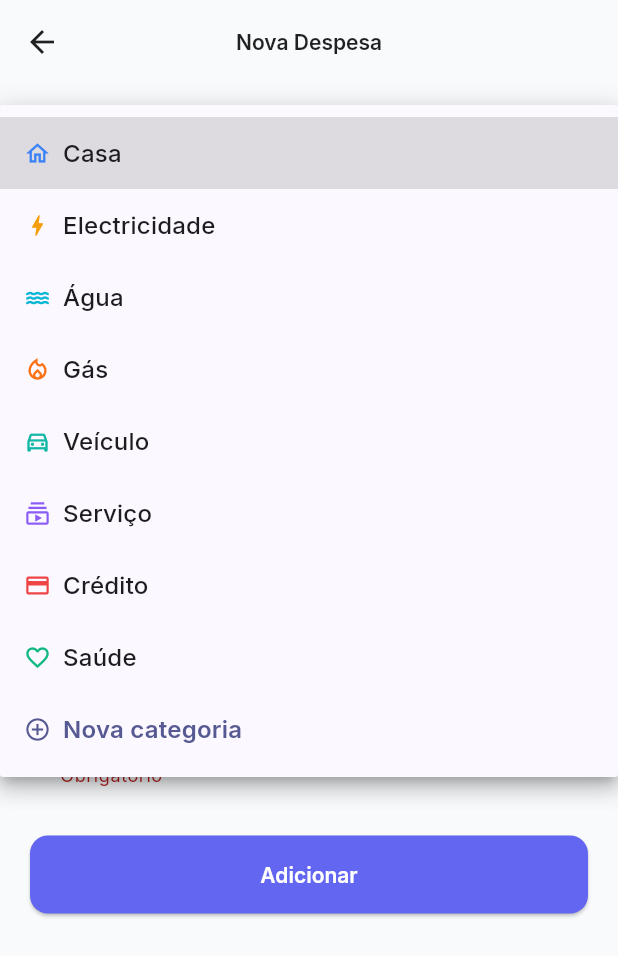
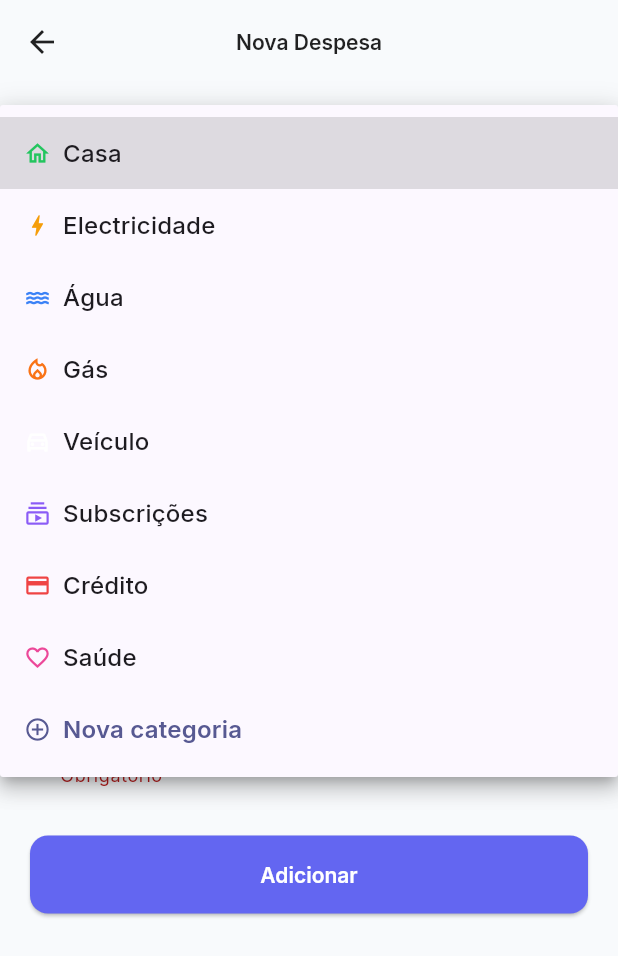
Before and after one commit to pocketpitapps-ops/bill_pit, a Flutter app: the ExpenseFormPage screen opened directly, after a tap on "Adicionar", after a tap on "Casa", on a phone screen of 412 x 824 dp. Shown: the top 956 px of the screen. Run offline on Flutter 3.47's test engine with Material 3 defaults, Android fonts, the phone set to English and light mode, and no system bars; our stand-ins replace audioplayers, fl_chart, flutter_local_notifications, google_fonts, isar_community, shared_preferences; missing offline and left inert: workmanager; accounts and stored records are empty; generated files the repository leaves out were written again.

Commit message:
feat: new category colors, rename Serviço→Subscrições, amountConfirmed checkbox
- Category colors: Casa-verde, Elec-amarelo, Água-azul, Gás-laranja,
  Veic-branco, Subscrições-roxo, Créd-vermelho, Saúde-rosa
- Rename 'Serviço' to 'Subscrições' in all files
- Add amountConfirmed field to Expense model (Isar schema updated)
- Expense form: 'Valor atualizado' checkbox (unchecked by default)
  only shows when editing a variable expense
- Expenses page: yellow edit_note marker only shows if amountConfirmed=false

```diff
--- a/lib/core/constants/categories.dart
+++ b/lib/core/constants/categories.dart
@@ -21,14 +21,14 @@ class CategoryData {
 }
 
 const Map<ExpenseCategory, CategoryData> categories = {
-  ExpenseCategory.housing: CategoryData('Casa', Icons.home_outlined, Color(0xFF3B82F6)),
+  ExpenseCategory.housing: CategoryData('Casa', Icons.home_outlined, Color(0xFF22C55E)),
   ExpenseCategory.electricity: CategoryData('Electricidade', Icons.bolt_outlined, Color(0xFFF59E0B)),
-  ExpenseCategory.water: CategoryData('Água', Icons.water_outlined, Color(0xFF06B6D4)),
+  ExpenseCategory.water: CategoryData('Água', Icons.water_outlined, Color(0xFF3B82F6)),
   ExpenseCategory.gas: CategoryData('Gás', Icons.local_fire_department_outlined, Color(0xFFF97316)),
-  ExpenseCategory.vehicle: CategoryData('Veículo', Icons.directions_car_outlined, Color(0xFF14B8A6)),
-  ExpenseCategory.services: CategoryData('Serviço', Icons.subscriptions_outlined, Color(0xFF8B5CF6)),
+  ExpenseCategory.vehicle: CategoryData('Veículo', Icons.directions_car_outlined, Color(0xFFFFFFFF)),
+  ExpenseCategory.services: CategoryData('Subscrições', Icons.subscriptions_outlined, Color(0xFF8B5CF6)),
   ExpenseCategory.credit: CategoryData('Crédito', Icons.credit_card_outlined, Color(0xFFEF4444)),
-  ExpenseCategory.health: CategoryData('Saúde', Icons.favorite_outline, Color(0xFF10B981)),
+  ExpenseCategory.health: CategoryData('Saúde', Icons.favorite_outline, Color(0xFFEC4899)),
 };
 
 const Map<ExpenseType, String> expenseTypeLabels = {
--- a/lib/core/services/category_service.dart
+++ b/lib/core/services/category_service.dart
@@ -130,13 +130,13 @@ class CategoryService extends ChangeNotifier {
   }
 
   static List<AppCategory> _defaults() => const [
-        AppCategory(name: 'Casa', iconCodePoint: 0xf107, colorValue: 0xFF3B82F6, isDefault: true),
+        AppCategory(name: 'Casa', iconCodePoint: 0xf107, colorValue: 0xFF22C55E, isDefault: true),
         AppCategory(name: 'Electricidade', iconCodePoint: 0xeedd, colorValue: 0xFFF59E0B, isDefault: true),
-        AppCategory(name: 'Água', iconCodePoint: 0xf4b4, colorValue: 0xFF06B6D4, isDefault: true),
+        AppCategory(name: 'Água', iconCodePoint: 0xf4b4, colorValue: 0xFF3B82F6, isDefault: true),
         AppCategory(name: 'Gás', iconCodePoint: 0xf17a, colorValue: 0xFFF97316, isDefault: true),
-        AppCategory(name: 'Veículo', iconCodePoint: 0xefc6, colorValue: 0xFF14B8A6, isDefault: true),
-        AppCategory(name: 'Serviço', iconCodePoint: 0xf3fb, colorValue: 0xFF8B5CF6, isDefault: true),
+        AppCategory(name: 'Veículo', iconCodePoint: 0xefc6, colorValue: 0xFFFFFFFF, isDefault: true),
+        AppCategory(name: 'Subscrições', iconCodePoint: 0xf3fb, colorValue: 0xFF8B5CF6, isDefault: true),
         AppCategory(name: 'Crédito', iconCodePoint: 0xef8f, colorValue: 0xFFEF4444, isDefault: true),
-        AppCategory(name: 'Saúde', iconCodePoint: 0xe25c, colorValue: 0xFF10B981, isDefault: true),
+        AppCategory(name: 'Saúde', iconCodePoint: 0xe25c, colorValue: 0xFFEC4899, isDefault: true),
       ];
 }
--- a/lib/data/models/expense.dart
+++ b/lib/data/models/expense.dart
@@ -33,6 +33,8 @@ class Expense {
 
   late bool isActive;
 
+  late bool amountConfirmed;
+
   late DateTime createdAt;
 
   DateTime? updatedAt;
--- a/lib/data/repositories/expense_repository.dart
+++ b/lib/data/repositories/expense_repository.dart
@@ -175,8 +175,8 @@ class ExpenseRepository {
       _seedExpense('Luz', 'Electricidade', 45.0, ExpenseType.monthly, 5),
       _seedExpense('Água', 'Água', 30.0, ExpenseType.monthly, 10),
       _seedExpense('Gás', 'Gás', 25.0, ExpenseType.monthly, 12),
-      _seedExpense('Internet', 'Serviço', 35.0, ExpenseType.monthly, 15),
-      _seedExpense('Telemóvel', 'Serviço', 20.0, ExpenseType.monthly, 15),
+      _seedExpense('Internet', 'Subscrições', 35.0, ExpenseType.monthly, 15),
+      _seedExpense('Telemóvel', 'Subscrições', 20.0, ExpenseType.monthly, 15),
       _seedExpense('Seguro carro', 'Veículo', 85.0, ExpenseType.periodic, 1),
       _seedExpense('Combustível', 'Veículo', 120.0, ExpenseType.monthly, 20),
       _seedExpense('Ginásio', 'Saúde', 30.0, ExpenseType.monthly, 5),
@@ -200,6 +200,7 @@ class ExpenseRepository {
       ..type = type
       ..dueDay = dueDay
       ..isPaid = false
+      ..amountConfirmed = false
       ..notifyDaysBefore = 1
       ..isActive = true
       ..createdAt = DateTime.now();
--- a/lib/features/expense_form/expense_form_page.dart
+++ b/lib/features/expense_form/expense_form_page.dart
@@ -26,6 +26,7 @@ class _ExpenseFormPageState extends State<ExpenseFormPage> {
   late bool _isVariable;
   late String _category;
   late bool _isPaid;
+  late bool _amountConfirmed;
   late int _frequency;
 
   DateTime? _startDate;
@@ -52,6 +53,7 @@ class _ExpenseFormPageState extends State<ExpenseFormPage> {
     _installmentsCtrl = TextEditingController(text: e?.installments?.toString() ?? '');
     _category = e?.category ?? '';
     _isPaid = e?.isPaid ?? false;
+    _amountConfirmed = e?.amountConfirmed ?? false;
     _startDate = e?.startDate;
     _endDate = e?.endDate;
 
@@ -404,6 +406,18 @@ class _ExpenseFormPageState extends State<ExpenseFormPage> {
                 activeThumbColor: Theme.of(context).colorScheme.primary,
                 contentPadding: EdgeInsets.zero,
               ),
+            if (_isEditing && _isVariable)
+              CheckboxListTile(
+                title: const Text('Valor atualizado'),
+                subtitle: Text(
+                  'Marca se o valor reflete o valor real da factura.',
+                  style: TextStyle(fontSize: 12, color: Colors.grey.shade600),
+                ),
+                value: _amountConfirmed,
+                onChanged: (v) => setState(() => _amountConfirmed = v ?? false),
+                contentPadding: EdgeInsets.zero,
+                controlAffinity: ListTileControlAffinity.leading,
+              ),
             const SizedBox(height: 8),
             ElevatedButton(
               onPressed: _save,
@@ -454,7 +468,8 @@ class _ExpenseFormPageState extends State<ExpenseFormPage> {
         ..endDate = useEndDate ? _endDate : null
         ..installments = useInstallments ? installments : null
         ..notifyDaysBefore = freqValue
-        ..isPaid = _isPaid;
+        ..isPaid = _isPaid
+        ..amountConfirmed = _amountConfirmed;
       await repo.update(e);
       savedId = e.id;
     } else {
@@ -469,6 +484,7 @@ class _ExpenseFormPageState extends State<ExpenseFormPage> {
         ..installments = useInstallments ? installments : null
         ..notifyDaysBefore = freqValue
         ..isPaid = false
+        ..amountConfirmed = false
         ..isActive = true;
       savedId = await repo.create(e);
     }
--- a/lib/features/expenses/expenses_page.dart
+++ b/lib/features/expenses/expenses_page.dart
@@ -273,7 +273,7 @@ class _ExpenseTile extends StatelessWidget {
             Expanded(
               child: Text(expense.name, style: const TextStyle(fontWeight: FontWeight.w600)),
             ),
-            if (_isVariable && !paid)
+            if (_isVariable && !paid && !expense.amountConfirmed)
               Padding(
                 padding: const EdgeInsets.only(left: 6),
                 child: Icon(Icons.edit_note, size: 18, color: Colors.amber.shade700),
```
Also changed, not shown: lib/data/models/expense.g.dart.
